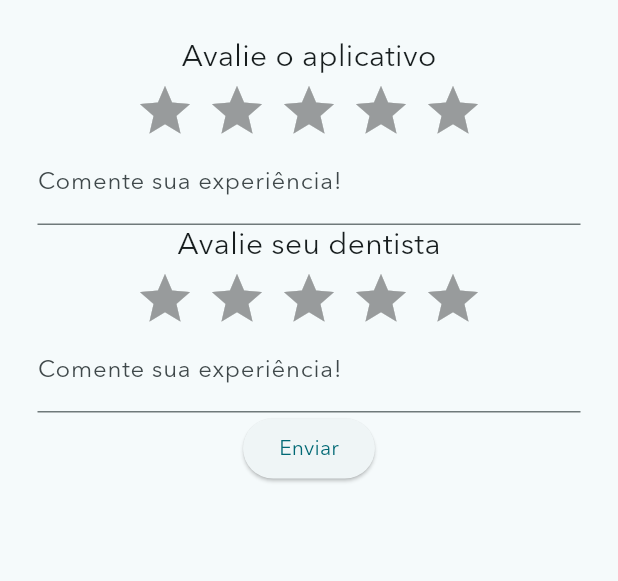
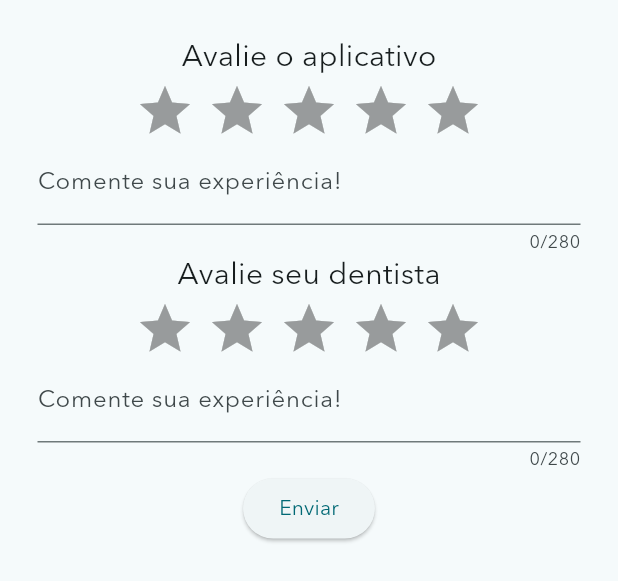
Before and after one commit to Jean2505/PI3-Flutter, a Flutter app: the Avaliacao widget shown alone on an empty page, opened directly with empty values, after a tap on "Enviar", on a phone screen of 412 x 824 dp. Shown: the top 581 px of the screen. Run offline on Flutter 3.47's test engine with Material 2 defaults, Android fonts, the phone set to English and light mode, and no system bars; drawn by our look-alikes of flutter_rating_bar; our stand-ins replace camera, cloud_firestore, cloud_functions, firebase_auth, firebase_core, firebase_messaging and 6 more; missing offline and left inert: firebase_authentication; accounts and stored records are empty; network calls fail.

```diff
--- a/lib/main.dart
+++ b/lib/main.dart
@@ -1,5 +1,6 @@
 import 'package:firebase_authentication/firebase_authentication.dart';
 import 'package:flutter/material.dart';
+import 'package:flutter/services.dart';
 import 'package:image_picker/image_picker.dart';
 import 'dart:io';
 import 'dart:async';
@@ -174,10 +175,10 @@ class MyHomePage extends StatelessWidget {
 }
 
 class Avaliacao extends StatefulWidget {
-  const Avaliacao({super.key, required this.nome_socorrista, required this.nome_dentista});
+  const Avaliacao({super.key, required this.nome_socorrista, required this.uid_dentista});
 
   final String nome_socorrista;
-  final String nome_dentista;
+  final String uid_dentista;
 
   @override
   State<Avaliacao> createState() => _AvaliacaoState();
@@ -222,6 +223,8 @@ class _AvaliacaoState extends State<Avaliacao> {
                   },
                 ),
                 TextFormField(
+                  maxLength: 280,
+                  maxLengthEnforcement: MaxLengthEnforcement.enforced,
                   controller: myComentarioAppController,
                   validator: (value) {
                     if (value == null || value.isEmpty) {
@@ -253,6 +256,8 @@ class _AvaliacaoState extends State<Avaliacao> {
                   },
                 ),
                 TextFormField(
+                  maxLength: 280,
+                  maxLengthEnforcement: MaxLengthEnforcement.enforced,
                   controller: myComentarioDentController,
                   validator: (value) {
                     if (value == null || value.isEmpty) {
@@ -264,7 +269,7 @@ class _AvaliacaoState extends State<Avaliacao> {
                 ),
                 ElevatedButton(onPressed: () {
                   print('${myRatingDent}, ${myRatingApp}, ${myComentarioDentController.text}, ${myComentarioAppController.text}');
-                  enviaAvaliacao(widget.nome_dentista, widget.nome_socorrista, myRatingDent, myRatingApp, myComentarioDentController.text, myComentarioAppController.text);
+                  enviaAvaliacao(widget.uid_dentista, widget.nome_socorrista, myRatingDent, myRatingApp, myComentarioDentController.text, myComentarioAppController.text);
                 },
                   child: const Text("Enviar"),
                 ),
@@ -275,12 +280,12 @@ class _AvaliacaoState extends State<Avaliacao> {
     );
   }
 
-  Future<void> enviaAvaliacao(String nomeDent, String nomeSocorrista, double notaDent, double notaApp, String comentarioDent, String comentarioApp) async {
+  Future<void> enviaAvaliacao(String uidDent, String nomeSocorrista, double notaDent, double notaApp, String comentarioDent, String comentarioApp) async {
 
     await FirebaseFunctions.instanceFor(region: 'southamerica-east1')
         .httpsCallable("addAvaliacao")
           .call({
-            'nomeDentista': nomeDent,
+            'uidDentista': uidDent,
             'nome': nomeSocorrista,
             'aval': notaDent,
             'coment': comentarioDent,
@@ -377,7 +382,6 @@ class _CadastroEmergenciaState extends State<CadastroEmergencia> {
                       crossAxisAlignment: CrossAxisAlignment.start,
                       children: [
                         TextFormField(
-
                           controller: myNomeController,
                           validator: (value) {
                             if (value == null || value.isEmpty) {
@@ -560,7 +564,7 @@ class _CadastroEmergenciaState extends State<CadastroEmergencia> {
                                   }
                                    if(message.data['text'] == 'finalizada'){
 
-                                     showModalBottomSheet<dynamic>(context: context, builder: (context) => Avaliacao(nome_socorrista: myNomeController.text, nome_dentista: message.data['nome']));
+                                     showModalBottomSheet<dynamic>(context: context, builder: (context) => Avaliacao(nome_socorrista: myNomeController.text, uid_dentista: message.data['uid']));
 
                                    }
 
```
